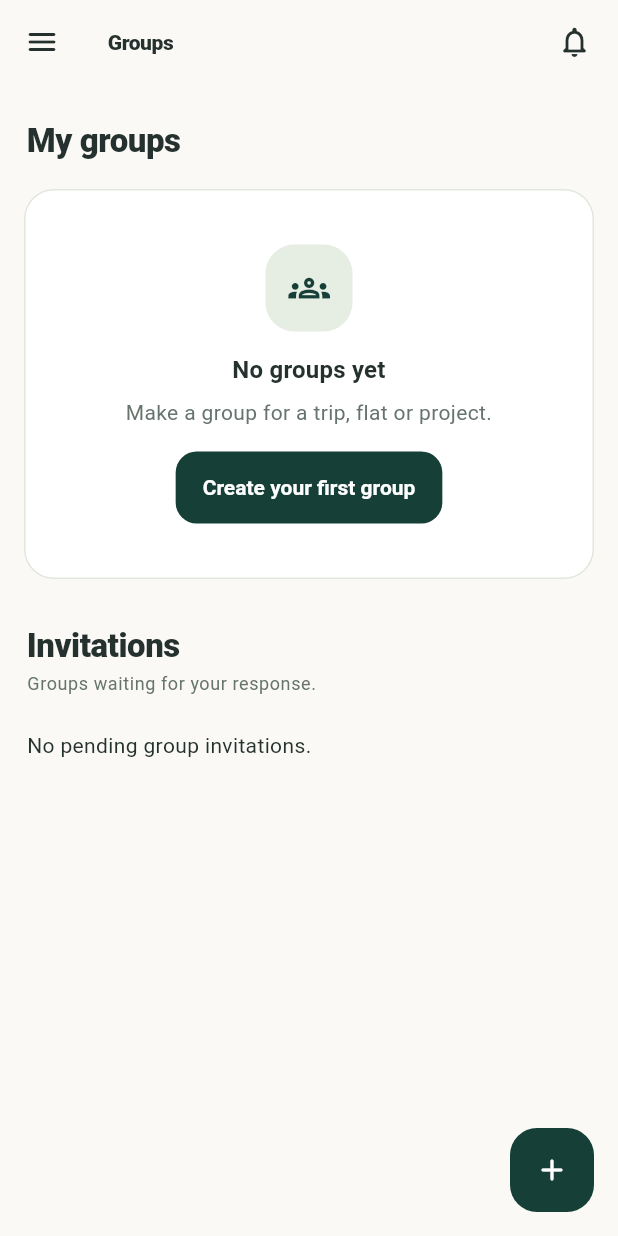
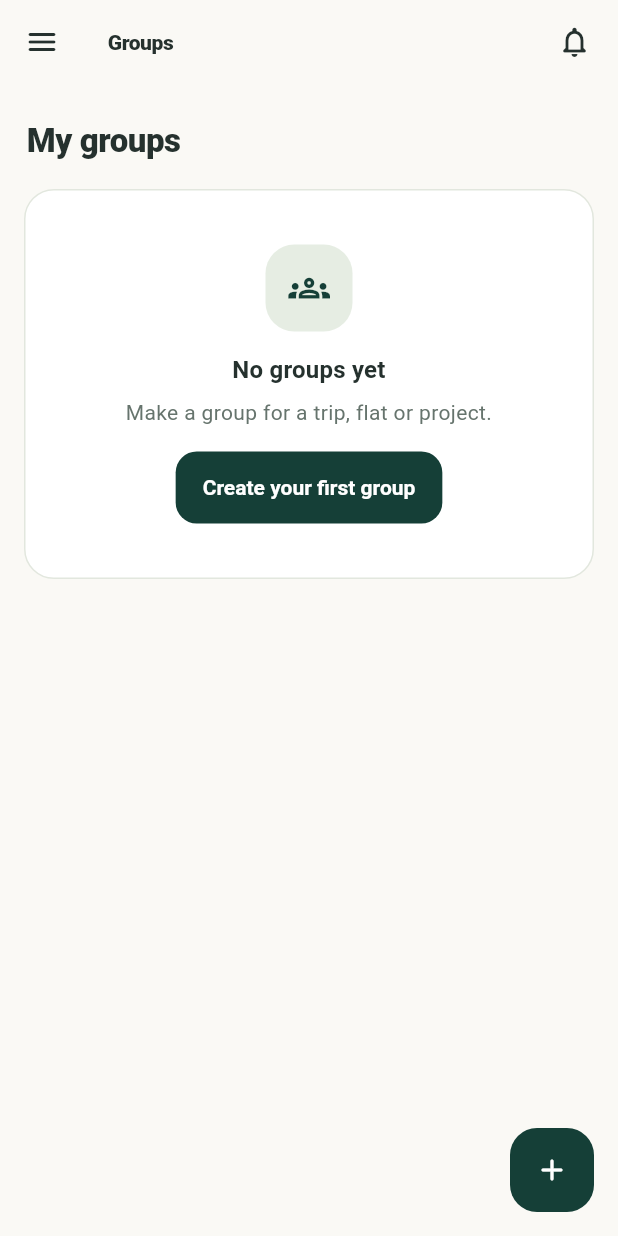
Before and after one commit to Haiderdogar/Splitwize, a Flutter app: the GroupsTab screen opened directly, on a phone screen of 412 x 824 dp. Run offline on Flutter 3.47's test engine with Material 3 defaults, Android fonts, the phone set to English and light mode, and no system bars; our stand-ins replace cloud_firestore, connectivity_plus, firebase_auth, firebase_core, firebase_crashlytics, firebase_messaging and 10 more; missing offline and left inert: currency_picker, purchases_flutter; accounts and stored records are empty; generated files the repository leaves out were written again.

Commit message:
Remove group invitation list from Groups tab

```diff
--- a/lib/screens/groups_tab.dart
+++ b/lib/screens/groups_tab.dart
@@ -74,68 +74,6 @@ class GroupsTab extends StatelessWidget {
             );
           }),
         ),
-        const SliverPadding(
-          padding: EdgeInsets.fromLTRB(16, 19, 16, 9),
-          sliver: SliverToBoxAdapter(
-            child: SectionHeading('Invitations',
-              subtitle: 'Groups waiting for your response.'),
-          ),
-        ),
-        SliverPadding(
-          padding: const EdgeInsets.symmetric(horizontal: 16),
-          sliver: Consumer(builder: (context, ref, _) {
-            final asyncInvites = ref.watch(groupInvitesProvider);
-            return asyncInvites.when(
-              loading: () => const SliverToBoxAdapter(
-                child: ShimmerRows(count: 1)),
-              error: (e, _) => SliverToBoxAdapter(
-                child: LoadError.compact(
-                  message: 'Could not load invites',
-                  onRetry: () {
-                    ref.invalidate(appRepositoryProvider);
-                    ref.invalidate(groupInvitesProvider);
-                  },
-                ),
-              ),
-              data: (invites) {
-                if (invites.isEmpty) {
-                  return const SliverToBoxAdapter(
-                    child: Padding(
-                      padding: EdgeInsets.fromLTRB(2, 4, 2, 16),
-                      child: Text('No pending group invitations.'),
-                    ),
-                  );
-                }
-                return SliverList.builder(
-                  itemCount: invites.length,
-                  itemBuilder: (itemContext, i) {
-                    final group = invites[i];
-                    return Padding(
-                      padding: const EdgeInsets.only(bottom: 9),
-                      child: _GroupInvitation(
-                        group: group,
-                        onJoin: () => runGuarded(
-                          context,
-                          () async =>
-                            (await ref.read(appRepositoryProvider.future))
-                              .acceptGroupInvite(group.id),
-                          errorLabel: 'Could not join group',
-                        ),
-                        onDecline: () => runGuarded(
-                          context,
-                          () async =>
-                            (await ref.read(appRepositoryProvider.future))
-                              .declineGroupInvite(group.id),
-                          errorLabel: 'Could not decline invitation',
-                        ),
-                      ),
-                    );
-                  },
-                );
-              },
-            );
-          }),
-        ),
         const SliverToBoxAdapter(child: SizedBox(height: 26)),
       ]),
       floatingActionButton: FloatingActionButton(
@@ -191,40 +129,3 @@ class _GroupRow extends StatelessWidget {
     );
   }
 }
-
-class _GroupInvitation extends StatelessWidget {
-  const _GroupInvitation({
-    required this.group, required this.onJoin, required this.onDecline,
-  });
-  final BillGroup group;
-  final VoidCallback onJoin;
-  final VoidCallback onDecline;
-
-  @override
-  Widget build(BuildContext context) {
-    return SoftPanel(child: Column(
-      crossAxisAlignment: CrossAxisAlignment.start,
-      children: [
-        Row(children: [
-          const PersonMark(initials: '',
-            icon: Icons.mark_email_unread_outlined),
-          const SizedBox(width: 12),
-          Expanded(child: Column(
-            crossAxisAlignment: CrossAxisAlignment.start,
-            children: [
-              Text(group.name, maxLines: 2,
-                overflow: TextOverflow.ellipsis,
-                style: Theme.of(context).textTheme.titleMedium),
-              const Text('You are invited to join this group.'),
-            ],
-          )),
-        ]),
-        const SizedBox(height: 11),
-        Wrap(spacing: 9, runSpacing: 7, children: [
-          TextButton(onPressed: onDecline, child: const Text('Decline')),
-          FilledButton(onPressed: onJoin, child: const Text('Join group')),
-        ]),
-      ],
-    ));
-  }
-}
```
